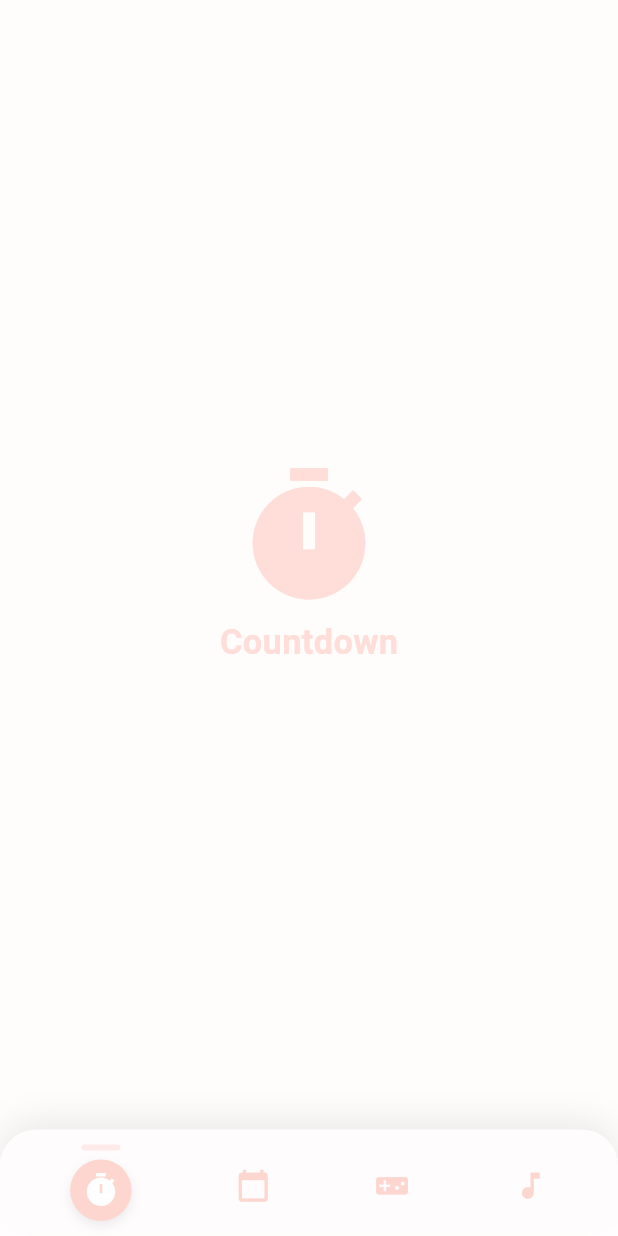
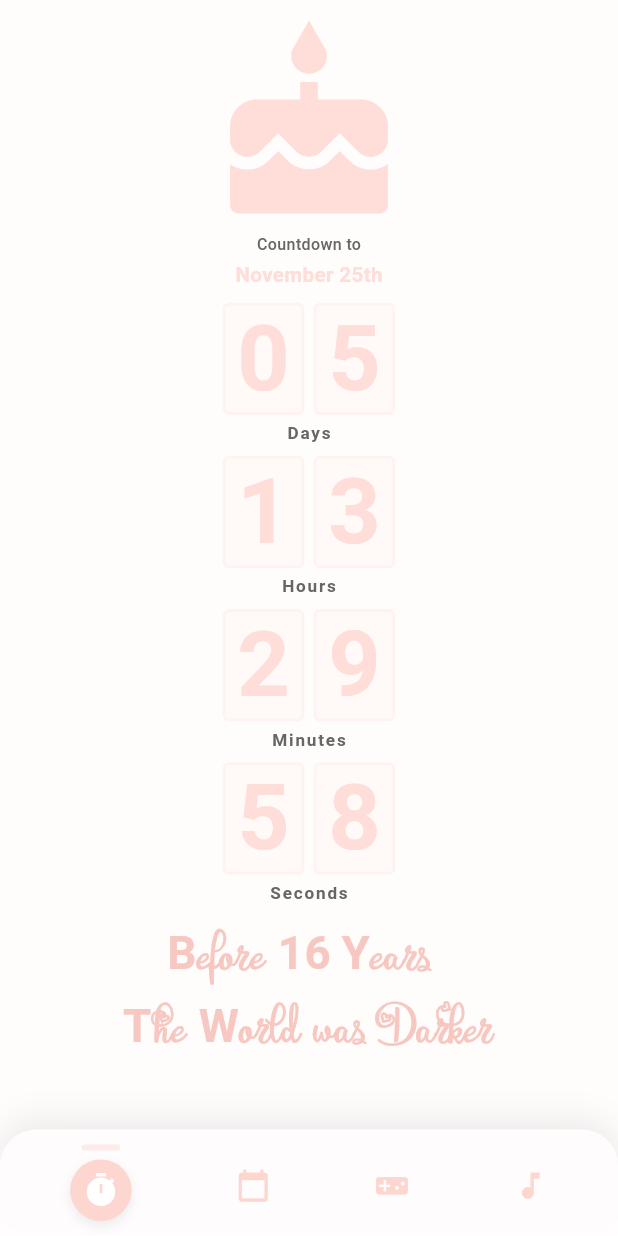
Before and after one commit to boda121221/HBD-Salma, a Flutter app: the CountdownScreen screen opened by its route, on a phone screen of 412 x 824 dp. Run offline on Flutter 3.47's test engine with Material 3 defaults, Android fonts, the phone set to English and light mode, and no system bars; our stand-ins replace animated_text_kit, flutter_screenutil, lottie; Roboto replaces fonts that are missing (Poppins).

Commit message:
feat: Implement dynamic birthday countdown timer
This commit replaces the static placeholder on the `CountdownScreen` with a fully functional, dynamic countdown timer that targets November 25th annually. It also introduces styling updates for better visual presentation.

- **Countdown Logic:**
  - Implement a stateful `CountdownContent` widget with a `Timer` that updates every second.
  - The target date is fixed to November 25th. If the date has passed for the current year, it automatically targets the next year.
  - When the countdown reaches zero, an `AlertDialog` is displayed with a celebratory "Happy Birthday" message.

- **UI Overhaul:**
  - Redesign the countdown display to show days, hours, minutes, and seconds in separate, styled rows.
  - Add an `AnimatedSwitcher` to the digit containers for a smooth scaling transition on each update.
  - Implement a new secondary text color (`textSecondary`) for labels and subtitle text.
  - Add a dynamic message below the timer: "Before [X] Years The World was Darker", where X is calculated based on the current year.

- **Minor Refinements:**
  - Adjust the opacity of the background gradient and Lottie animation on the `SplashScreen` for improved visual balance.
  - Add a `SingleChildScrollView` to the `CountdownScreen` to prevent overflow on smaller screens.

```diff
--- a/lib/core/theme/colors.dart
+++ b/lib/core/theme/colors.dart
@@ -29,4 +29,5 @@ class MyColors {
   static const Color backgroundDark = Color(0xFF2C1A17);
   // Text colors
   static const Color textPrimary = Color(0xFFFFDDD8);
+  static const Color textSecondary = Color(0xFF666666);
 }
--- a/lib/features/countdown/countdown_screen.dart
+++ b/lib/features/countdown/countdown_screen.dart
@@ -1,6 +1,8 @@
 // Update countdown screen to include a stylish BottomNavigationBar
 // and route-based navigation using AppRoutes. Backgrounds use MyColors.primaryColor
 // and selected icons use MyColors.myBlue.
+
+import 'dart:async';
 
 import 'package:flutter/material.dart';
 import 'package:flutter_screenutil/flutter_screenutil.dart';
@@ -65,27 +67,227 @@ class _CountdownScreenState extends State<CountdownScreen> {
   }
 }
 
-class CountdownContent extends StatelessWidget {
+class CountdownContent extends StatefulWidget {
   const CountdownContent({super.key});
 
   @override
+  State<CountdownContent> createState() => _CountdownContentState();
+}
+
+class _CountdownContentState extends State<CountdownContent> {
+  // Fixed target date: November 25th of current year
+  late DateTime targetDate;
+  final ValueNotifier<Duration> durationNotifier = ValueNotifier<Duration>(
+    Duration.zero,
+  );
+  Timer? timer;
+
+  @override
+  void initState() {
+    super.initState();
+    // Set target date to November 25th
+    final now = DateTime.now();
+    targetDate = DateTime(now.year, 11, 25, 23, 59, 59);
+
+    // If the date has passed this year, set it to next year
+    if (now.isAfter(targetDate)) {
+      targetDate = DateTime(now.year + 1, 11, 25, 23, 59, 59);
+    }
+
+    // Calculate initial duration
+    durationNotifier.value = targetDate.difference(now);
+    startTimer();
+  }
+
+  @override
+  void dispose() {
+    timer?.cancel();
+    durationNotifier.dispose();
+    super.dispose();
+  }
+
+  void startTimer() {
+    timer = Timer.periodic(const Duration(seconds: 1), (_) => updateTime());
+  }
+
+  void updateTime() {
+    final now = DateTime.now();
+    final remaining = targetDate.difference(now);
+
+    if (remaining.isNegative) {
+      timer?.cancel();
+      showEndMessage();
+    } else {
+      durationNotifier.value = remaining;
+    }
+  }
+
+  void showEndMessage() {
+    showDialog(
+      context: context,
+      builder: (BuildContext context) {
+        return AlertDialog(
+          title: Text(
+            textAlign: TextAlign.center,
+            "Happy Birthday SALMA 🎉",
+            style: TextStyle(
+              color: MyColors.textPrimary,
+              fontWeight: FontWeight.bold,
+            ),
+          ),
+          content: Text(
+            "Years have passed, but the celebration never ends! Wishing you a day filled with love, joy, and unforgettable moments.",
+            style: TextStyle(color: MyColors.textSecondary),
+          ),
+          backgroundColor: MyColors.backgroundLight,
+          actions: <Widget>[
+            TextButton(
+              child: Text(
+                "❤",
+                style: TextStyle(color: MyColors.textPrimary, fontSize: 50.sp),
+              ),
+              onPressed: () {
+                Navigator.of(context).pop();
+              },
+            ),
+          ],
+        );
+      },
+    );
+  }
+
+  Widget buildTime(Duration duration) {
+    final days = duration.inDays;
+    final hours = duration.inHours.remainder(24);
+    final minutes = duration.inMinutes.remainder(60);
+    final seconds = duration.inSeconds.remainder(60);
+
+    return Column(
+      mainAxisAlignment: MainAxisAlignment.center,
+      children: [
+        buildTimeRow(days.toString().padLeft(2, '0'), "Days"),
+        SizedBox(height: 20.h),
+        buildTimeRow(hours.toString().padLeft(2, '0'), "Hours"),
+        SizedBox(height: 20.h),
+        buildTimeRow(minutes.toString().padLeft(2, '0'), "Minutes"),
+        SizedBox(height: 20.h),
+        buildTimeRow(seconds.toString().padLeft(2, '0'), "Seconds"),
+        SizedBox(height: 30.h),
+        // New text under the seconds counter using Lymbo font and dynamic year calculation
+        Text(
+          'Before ${getYearsSinceBirth()} Years\nThe World was Darker',
+          textAlign: TextAlign.center,
+          style: TextStyle(
+            fontFamily: 'Lymbo',
+            fontSize: 80.sp,
+            fontWeight: FontWeight.bold,
+            // i need the color to be unique and eye catching and match the theme
+            color: Color(0xEFF6C5BD),
+          ),
+        ),
+      ],
+    );
+  }
+
+  Widget buildTimeRow(String time, String label) {
+    return Column(
+      children: [
+        Row(
+          mainAxisAlignment: MainAxisAlignment.center,
+          children: [for (int i = 0; i < time.length; i++) buildDigit(time[i])],
+        ),
+        SizedBox(height: 12.h),
+        buildLabel(label),
+      ],
+    );
+  }
+
+  Widget buildDigit(String digit) {
+    return AnimatedSwitcher(
+      duration: const Duration(milliseconds: 600),
+      transitionBuilder: (child, animation) {
+        return ScaleTransition(scale: animation, child: child);
+      },
+      child: Container(
+        key: ValueKey<String>(digit),
+        margin: EdgeInsets.symmetric(horizontal: 8.w),
+        padding: EdgeInsets.symmetric(horizontal: 20.w, vertical: 14.h),
+        decoration: BoxDecoration(
+          color: MyColors.textPrimary.withOpacity(0.1),
+          borderRadius: BorderRadius.circular(12.r),
+          border: Border.all(
+            color: MyColors.textPrimary.withOpacity(0.2),
+            width: 2,
+          ),
+        ),
+        child: Text(
+          digit,
+          style: TextStyle(
+            fontSize: 160.sp,
+            fontWeight: FontWeight.bold,
+            color: MyColors.textPrimary,
+            height: 1.0,
+          ),
+        ),
+      ),
+    );
+  }
+
+  Widget buildLabel(String label) {
+    return Text(
+      label,
+      style: TextStyle(
+        color: MyColors.textSecondary,
+        fontSize: 30.sp,
+        fontWeight: FontWeight.w600,
+        letterSpacing: 1.2,
+      ),
+    );
+  }
+
+  int getYearsSinceBirth() {
+    final now = DateTime.now();
+    return now.year - 2009;
+  }
+
+  @override
   Widget build(BuildContext context) {
-    return Center(
+    return SingleChildScrollView(
+      child: Center(
+        child: Padding(
+          padding: EdgeInsets.only(top: 40.h),
           child: Column(
-        mainAxisSize: MainAxisSize.min,
+            mainAxisSize: MainAxisSize.max,
             children: [
-          // Responsive sizes using ScreenUtil (requires ScreenUtilInit in main.dart)
-          Icon(Icons.timer, size: 100.spMax, color: MyColors.textPrimary),
-          SizedBox(height: 12.h),
+              Icon(Icons.cake, size: 140.spMax, color: MyColors.textPrimary),
+              SizedBox(height: 4.h),
               Text(
-            'Countdown',
+                'Countdown to',
                 style: TextStyle(
-              fontSize: 60.sp,
+                  fontSize: 28.sp,
+                  fontWeight: FontWeight.w500,
+                  color: MyColors.textSecondary,
+                ),
+              ),
+              SizedBox(height: 8.h),
+              Text(
+                'November 25th',
+                style: TextStyle(
+                  fontSize: 36.sp,
                   fontWeight: FontWeight.bold,
                   color: MyColors.textPrimary,
                 ),
               ),
+              SizedBox(height: 24.h),
+              ValueListenableBuilder<Duration>(
+                valueListenable: durationNotifier,
+                builder: (context, duration, child) {
+                  return buildTime(duration);
+                },
+              ),
             ],
+          ),
+        ),
       ),
     );
   }
--- a/lib/features/splash/splash_screen.dart
+++ b/lib/features/splash/splash_screen.dart
@@ -67,7 +67,7 @@ class _SplashScreenState extends State<SplashScreen>
           children: [
             // 🌈 Animated pink background with hearts (reduced opacity)
             Opacity(
-              opacity: 0.21, // reduced opacity for subtle background
+              opacity: 1, // reduced opacity for subtle background
               child: Lottie.asset(
                 'assets/animations/hearts_feedback.json',
                 fit: BoxFit.fitWidth,
@@ -83,7 +83,7 @@ class _SplashScreenState extends State<SplashScreen>
             Container(
               decoration: BoxDecoration(
                 gradient: LinearGradient(
-                  colors: [MyColors.primaryColor, Color(0xFFEFDFDC)],
+                  colors: [MyColors.primaryColor, Color(0xE4EFDFDC)],
                   begin: Alignment.topLeft,
                   end: Alignment.bottomRight,
                 ),
```
Lines whose indentation alone changed are shown as unchanged.
